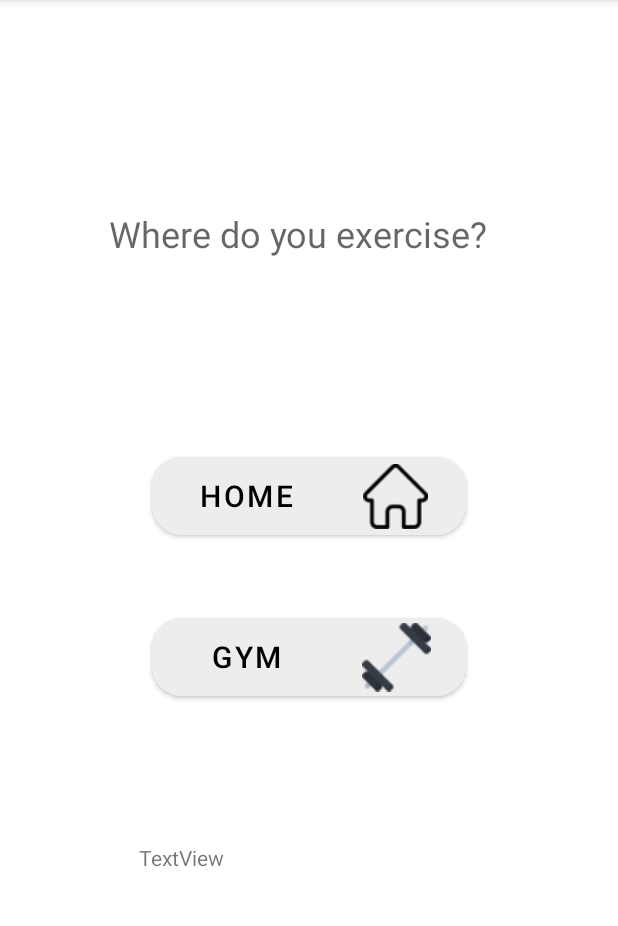
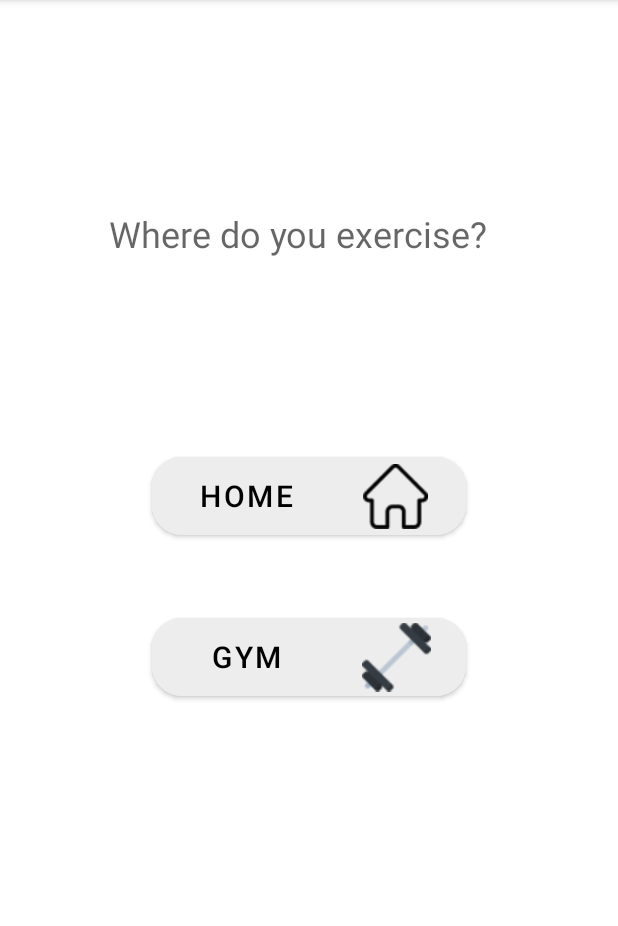
Before and after one commit to shahadd9/Smart-PT, an Android app: the TrainingPlace screen opened directly, with no data from a screen before it, on a phone screen of 412 x 824 dp, the part 84-1010 px from its top. Run offline under Robolectric (Android 15) with nearby library versions, the light colour scheme and no system bars.

Commit message:
new commit

```diff
--- a/app/src/main/AndroidManifest.xml
+++ b/app/src/main/AndroidManifest.xml
@@ -22,7 +22,7 @@
         <activity
             android:name=".TrainingPlace"
             android:exported="true"
-            android:parentActivityName=".TrainingDays" />
+            android:parentActivityName=".FitnessLevel" />
         <activity
             android:name=".TrainingDays"
             android:exported="true"
@@ -34,8 +34,7 @@
 
         <activity
             android:name=".Goal"
-            android:exported="true"
-          >
+            android:exported="true" >
             <intent-filter>
                 <action android:name="android.intent.action.MAIN" />
 
--- a/app/src/main/res/layout/activity_goal.xml
+++ b/app/src/main/res/layout/activity_goal.xml
@@ -12,12 +12,13 @@
         android:layout_height="38dp"
         android:text="Select the areas you want to focus on:"
         android:textAppearance="@style/TextAppearance.AppCompat.Medium"
+        android:textSize="24dp"
         app:layout_constraintBottom_toBottomOf="parent"
         app:layout_constraintEnd_toEndOf="parent"
-        app:layout_constraintHorizontal_bias="0.285"
+        app:layout_constraintHorizontal_bias="0.542"
         app:layout_constraintStart_toStartOf="parent"
         app:layout_constraintTop_toTopOf="parent"
-        app:layout_constraintVertical_bias="0.072" />
+        app:layout_constraintVertical_bias="0.08" />
 
     <CheckBox
         android:id="@+id/glute"
--- a/app/src/main/res/layout/activity_training_place.xml
+++ b/app/src/main/res/layout/activity_training_place.xml
@@ -11,16 +11,13 @@
         android:layout_width="290dp"
         android:layout_height="0dp"
         android:layout_marginTop="139dp"
-        android:layout_marginBottom="352dp"
         android:text="Where do you exercise?  "
         android:textAppearance="@style/TextAppearance.AppCompat.Medium"
         android:textSize="24dp"
-        app:layout_constraintBottom_toTopOf="@+id/textView2"
         app:layout_constraintEnd_toEndOf="parent"
         app:layout_constraintHorizontal_bias="0.595"
         app:layout_constraintStart_toStartOf="parent"
-        app:layout_constraintTop_toTopOf="parent"
-        app:layout_constraintVertical_bias="0.202" />
+        app:layout_constraintTop_toTopOf="parent" />
 
     <Button
         android:id="@+id/homeBtn"
@@ -79,15 +76,4 @@
         app:layout_constraintTop_toTopOf="@+id/gymBtn"
         app:srcCompat="@drawable/dumbbellicon" />
 
-    <TextView
-        android:id="@+id/textView2"
-        android:layout_width="227dp"
-        android:layout_height="0dp"
-        android:layout_marginBottom="135dp"
-        android:text="TextView"
-        app:layout_constraintBottom_toBottomOf="parent"
-        app:layout_constraintEnd_toEndOf="parent"
-        app:layout_constraintStart_toStartOf="parent"
-        app:layout_constraintTop_toBottomOf="@+id/exPId" />
-
 </androidx.constraintlayout.widget.ConstraintLayout>
```
Also changed, not shown: app/src/main/java/com/example/smartpt/TrainingDays.java (+18 -11 lines), app/src/main/res/layout/activity_fitness_level.xml (+5 -5 lines), app/src/main/res/layout/activity_training_days.xml (+9 -5 lines).
